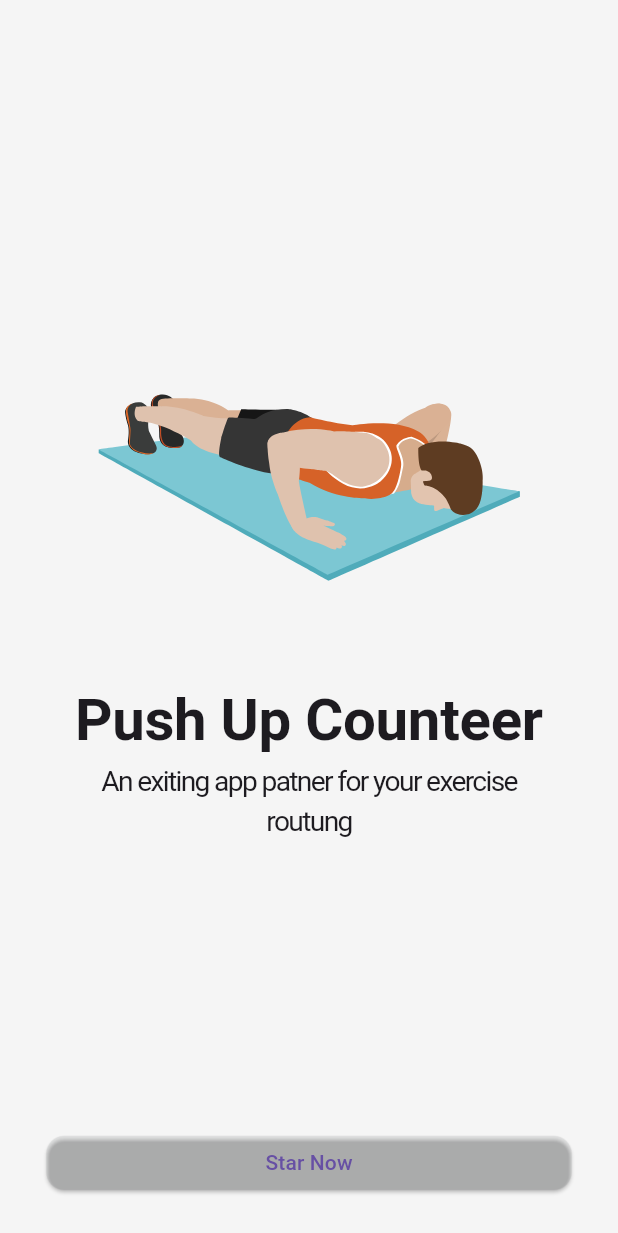
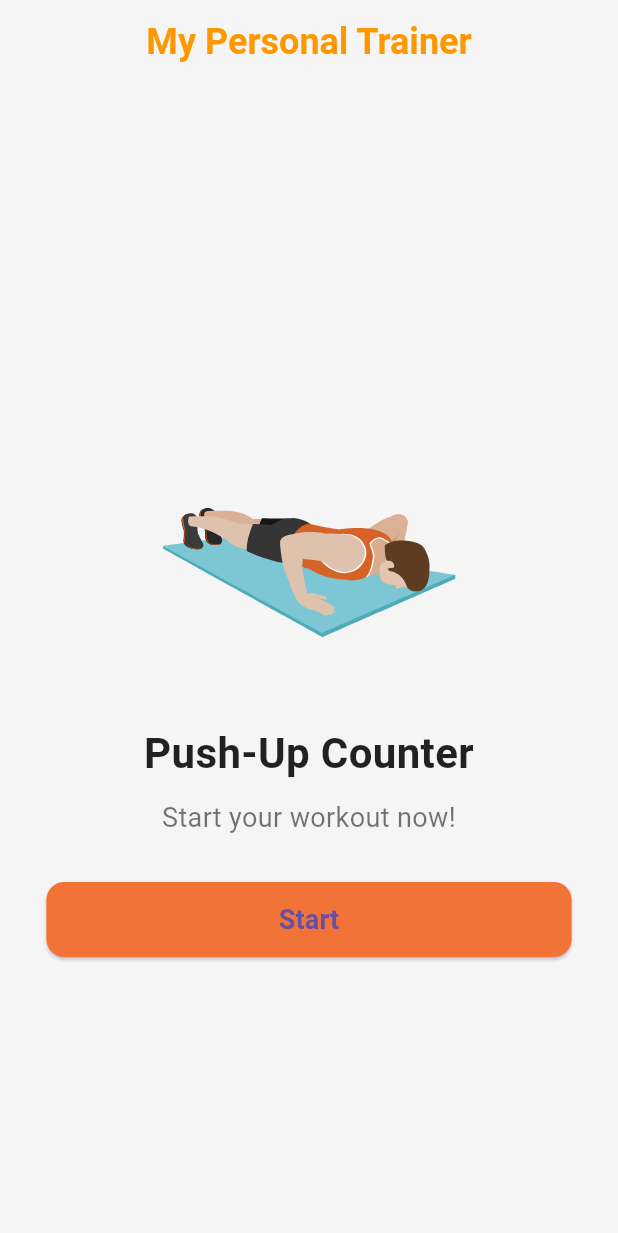
Before and after one commit to sebastianTFRB/flu_aplication, a Flutter app: the screen it shows after launch, on a phone screen of 412 x 824 dp. Shown: the top 1233 px of the screen. Run offline on Flutter 3.47's test engine with Material 3 defaults, Android fonts, the phone set to English and light mode, and no system bars; our stand-ins replace camera, flutter_bloc, image_picker, lottie; missing offline and left inert: google_ml_kit, google_mlkit_commons, google_mlkit_pose_detection.

Commit message:
definitive ultimate

```diff
--- a/lib/main.dart
+++ b/lib/main.dart
@@ -13,16 +13,25 @@ class MyApp extends StatelessWidget {
   @override
   Widget build(BuildContext context) {
     return BlocProvider(
-      create: (context)=> PushUpCounter(),
+      create: (context) => PushUpCounter(),
       child: MaterialApp(
         title: 'Material App',
-        home: SplashScreen()
-     )
+        theme: ThemeData(
+          primarySwatch: Colors.blue,
+          appBarTheme: const AppBarTheme(
+            backgroundColor: Colors.blue,
+            foregroundColor: Colors.white,
+          ),
+          textTheme: const TextTheme(
+            bodyMedium: TextStyle(color: Colors.black87),
+          ),
+        ),
+        debugShowCheckedModeBanner: false,
+        home: SplashScreen(),
+      ),
     );
   }
 }
-
-
 
 class Home extends StatelessWidget {
   const Home({super.key});
@@ -34,6 +43,12 @@ class Home extends StatelessWidget {
         title: const Text('Google ML Kit Demo App'),
         centerTitle: true,
         elevation: 0,
+        leading: IconButton(
+          icon: const Icon(Icons.menu),
+          onPressed: () {
+            // Acción al presionar el botón
+          },
+        ),
       ),
       body: SafeArea(
         child: Center(
@@ -43,7 +58,8 @@ class Home extends StatelessWidget {
               child: Column(
                 children: [
                   ExpansionTile(
-                    title: const Text('Vision APIs'),
+                    title: const Text('Vision APIs', style: TextStyle(fontWeight: FontWeight.bold)),
+                    leading: const Icon(Icons.visibility, color: Colors.blue),
                     children: [
                       CustomCard('Pose Detection', PoseDetectorView()),
                     ],
@@ -55,7 +71,6 @@ class Home extends StatelessWidget {
         ),
       ),
     );
-
   }
 }
 
@@ -69,6 +84,9 @@ class CustomCard extends StatelessWidget {
   @override
   Widget build(BuildContext context) {
     return Card(
+      shape: RoundedRectangleBorder(
+        borderRadius: BorderRadius.circular(10.0),
+      ),
       elevation: 5,
       margin: const EdgeInsets.only(bottom: 10),
       child: ListTile(
@@ -77,14 +95,17 @@ class CustomCard extends StatelessWidget {
           _label,
           style: const TextStyle(color: Colors.white, fontWeight: FontWeight.bold),
         ),
+        trailing: const Icon(Icons.arrow_forward, color: Colors.white),
         onTap: () {
           if (!featureCompleted) {
             ScaffoldMessenger.of(context).showSnackBar(const SnackBar(
-                content:
-                    Text('This feature has not been implemented yet')));
+              content: Text('This feature has not been implemented yet'),
+            ));
           } else {
             Navigator.push(
-                context, MaterialPageRoute(builder: (context) => _viewPage));
+              context,
+              MaterialPageRoute(builder: (context) => _viewPage),
+            );
           }
         },
       ),
--- a/lib/views/camera_view.dart
+++ b/lib/views/camera_view.dart
@@ -121,14 +121,17 @@ class _CameraViewState extends State<CameraView> {
   if (_controller == null) return Container();
   if (_controller?.value.isInitialized == false) return Container();
   return Container(
-      color: Colors.black,
+    color: Colors.white,
     child: Stack(
       fit: StackFit.expand,
       children: <Widget>[
         Center(
           child: _changingCameraLens
-                ? const Center(
-                    child: Text('Changing camera lens'),
+              ? Container(
+                  color: Colors.black54,
+                  child: const Center(
+                    child: CircularProgressIndicator(),
+                  ),
                 )
               : CameraPreview(
                   _controller!,
@@ -145,33 +148,36 @@ class _CameraViewState extends State<CameraView> {
     ),
   );
 }
+
+
  Widget _counterWidget() {
   final bloc = BlocProvider.of<PushUpCounter>(context);
   return Positioned(
     left: 0,
     top: 50,
     right: 0,
-
     child: Container(
       width: 70,
       child: Column(
         children: [
-            const Text('Counter',
-            style: TextStyle(color: Colors.white,fontWeight: FontWeight.bold, fontSize: 14 ),
+          const Text(
+            'Counter',
+            style: TextStyle(color: Colors.orange, fontWeight: FontWeight.bold, fontSize: 14),
           ),
           Container(
             width: 70,
             decoration: BoxDecoration(
               color: Colors.black54,
-                border: Border.all(color: Colors.white.withOpacity(0.4),width: 4.0),
-                borderRadius: const BorderRadius.all(Radius.circular(12))
+              border: Border.all(color: Colors.white.withOpacity(0.4), width: 4.0),
+              borderRadius: const BorderRadius.all(Radius.circular(12)),
             ),
-              child: Text('${bloc.counter}',
+            child: Text(
+              '${bloc.counter}',
               textAlign: TextAlign.center,
               style: const TextStyle(
-                  color: Colors.white,
+                color: Colors.orange,
                 fontSize: 30.0,
-                  fontWeight: FontWeight.bold
+                fontWeight: FontWeight.bold,
               ),
             ),
           ),
@@ -180,6 +186,7 @@ class _CameraViewState extends State<CameraView> {
     ),
   );
 }
+
 
 Widget _backButton() => Positioned(
   top: 40,
@@ -192,12 +199,12 @@ class _CameraViewState extends State<CameraView> {
       onPressed: () {
         BlocProvider.of<PushUpCounter>(context).reset();
         Navigator.of(context).pop();
-
       },
-            backgroundColor: Colors.black54,
+      backgroundColor: Colors.orange, // Cambiado a blanco
       child: const Icon(
         Icons.arrow_back_ios_outlined,
         size: 20,
+        color: Colors.white, // Cambiado a negro para contrastar con el fondo blanco
       ),
     ),
   ),
@@ -212,10 +219,11 @@ class _CameraViewState extends State<CameraView> {
     child: FloatingActionButton(
       heroTag: Object(),
       onPressed: widget.onDetectorViewModeChanged,
-            backgroundColor: Colors.black54,
+      backgroundColor: Colors.orange, // Cambiado a blanco
       child: const Icon(
         Icons.photo_library_outlined,
         size: 25,
+        color: Colors.white, // Cambiado a negro para contrastar con el fondo blanco
       ),
     ),
   ),
@@ -230,16 +238,18 @@ class _CameraViewState extends State<CameraView> {
     child: FloatingActionButton(
       heroTag: Object(),
       onPressed: _switchLiveCamera,
-            backgroundColor: Colors.black54,
+      backgroundColor: Colors.orange, // Cambiado a blanco
       child: Icon(
         Platform.isIOS
             ? Icons.flip_camera_ios_outlined
             : Icons.flip_camera_android_outlined,
         size: 25,
+        color: Colors.white, // Cambiado a negro para contrastar con el fondo blanco
       ),
     ),
   ),
 );
+
 
   Widget _zoomControl() => Positioned(
         bottom: 16,
--- a/lib/views/splash_screen.dart
+++ b/lib/views/splash_screen.dart
@@ -5,70 +5,95 @@ import 'package:lottie/lottie.dart';
 class SplashScreen extends StatelessWidget {
   const SplashScreen({super.key});
 
+  // Customizable texts
+  static const String appName = 'My Personal Trainer';
+  static const String pushUpCountLabel = 'Push-Up Counter';
+
+  // Text style for titles
+  static const TextStyle titleStyle = TextStyle(
+    fontSize: 24,
+    fontWeight: FontWeight.bold,
+    color: Colors.orange, // Changed to orange
+  );
 
   @override
   Widget build(BuildContext context) {
     final size = MediaQuery.of(context).size;
+
+    // Button style
     final ButtonStyle raisedButtonStyle = ElevatedButton.styleFrom(
-      backgroundColor: Color(0xf273338),
-      minimumSize: Size(size.width * 0.85, 36),
-      padding: EdgeInsets.symmetric(horizontal:16),
-      shape: const RoundedRectangleBorder(
-        borderRadius: BorderRadius.all(Radius.circular(12))
+      backgroundColor: const Color(0xffF27338), // Button color modified
+      minimumSize: Size(size.width * 0.85, 48),
+      padding: const EdgeInsets.symmetric(horizontal: 16, vertical: 12),
+      shape: RoundedRectangleBorder(
+        borderRadius: BorderRadius.circular(12),
       ),
     );
 
-    return Scaffold (
-      backgroundColor: Color(0xffF5F5F5),
-      body:Container(
-        width: double.infinity,
-        child:Column(
-          mainAxisAlignment: MainAxisAlignment.start,
+    return Scaffold(
+      appBar: AppBar(
+        title: Text(
+          appName,
+          style: titleStyle,
+        ),
+        centerTitle: true,
+        backgroundColor: const Color(0xffF5F5F5),
+        elevation: 0,
+      ),
+      backgroundColor: const Color(0xffF5F5F5),
+      body: Center(
+        child: SingleChildScrollView( // To avoid issues on smaller screens
+          child: Column(
+            mainAxisSize: MainAxisSize.min,
+            mainAxisAlignment: MainAxisAlignment.center,
+            crossAxisAlignment: CrossAxisAlignment.center,
             children: [
-            SizedBox(height: size.height * 0.15,),
-            Container(
-              alignment:Alignment.center,
-              width: size.width * 0.7,
-              height: size.width * 0.7,
-
-              child: Lottie.asset('assets/push-up-animation.json',
-              fit: BoxFit.cover
-              )
+              Lottie.asset(
+                'assets/push-up-animation.json',
+                fit: BoxFit.cover,
+                height: 200, // Size adjusted for better visualization
               ),
-            SizedBox(height: 40,),
-            const Text('Push Up Counteer',
+              const SizedBox(height: 40),
+              Text(
+                pushUpCountLabel,
+                style: const TextStyle(
+                  fontSize: 28,
+                  fontWeight: FontWeight.bold,
+                  fontFamily: 'Roboto', // Custom font
+                  color: Colors.black87,
+                ),
+                textAlign: TextAlign.center,
+              ),
+              const SizedBox(height: 10),
+              const Text(
+                'Start your workout now!', // Motivational text
                 style: TextStyle(
-                fontSize: 38.8,
-                fontWeight: FontWeight.bold,
-                letterSpacing: -0.2
+                  fontSize: 18,
+                  fontFamily: 'Roboto', // Custom font
+                  color: Colors.black54,
                 ),
+                textAlign: TextAlign.center,
               ),
-            Container (
-              width: size.width * 0.7,
-              child:const Text('An exiting app patner for your exercise routung',
-                textAlign: TextAlign.center,
-                style: TextStyle(
-                  fontSize: 18.8,
-                  letterSpacing: -1.1
-                )
-              ),
-            ),
-            Spacer(),
+              const SizedBox(height: 30),
               ElevatedButton(
-              style: raisedButtonStyle ,
+                style: raisedButtonStyle,
                 onPressed: () {
                   Navigator.push(
                     context,
-                  MaterialPageRoute(builder:(_) => PoseDetectorView()),
+                    MaterialPageRoute(builder: (_) => PoseDetectorView()),
                   );
-
                 },
-              child: Text('Star Now')
+                child: const Text(
+                  'Start',
+                  style: TextStyle(
+                    fontSize: 18,
+                    fontWeight: FontWeight.bold,
+                    fontFamily: 'Roboto', // Custom font
                   ),
-            SizedBox(
-              height: size.height * 0.03,
-            )
+                ),
+              ),
             ],
+          ),
         ),
       ),
     );
--- a/pubspec.yaml
+++ b/pubspec.yaml
@@ -39,3 +39,4 @@ flutter:
 
   assets:
     - assets/push-up-animation.json
+    - assets/background_image.jpg
```
Also changed, not shown: assets/background_image.jpg (added). Lines whose indentation alone changed are shown as unchanged.
